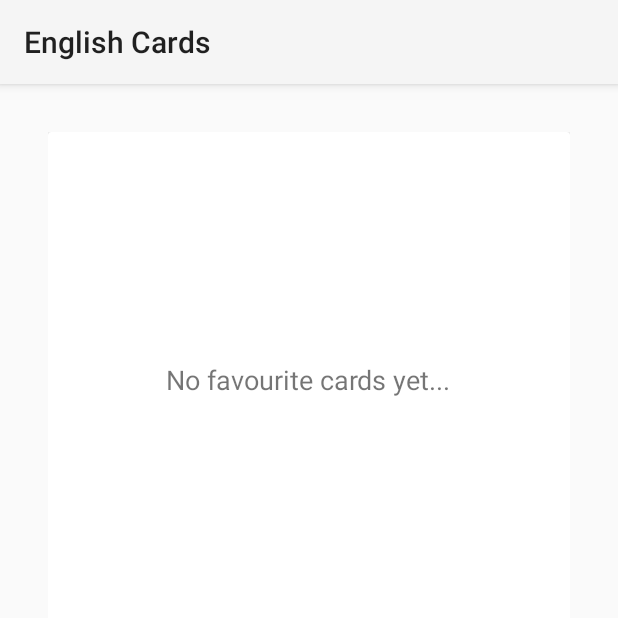
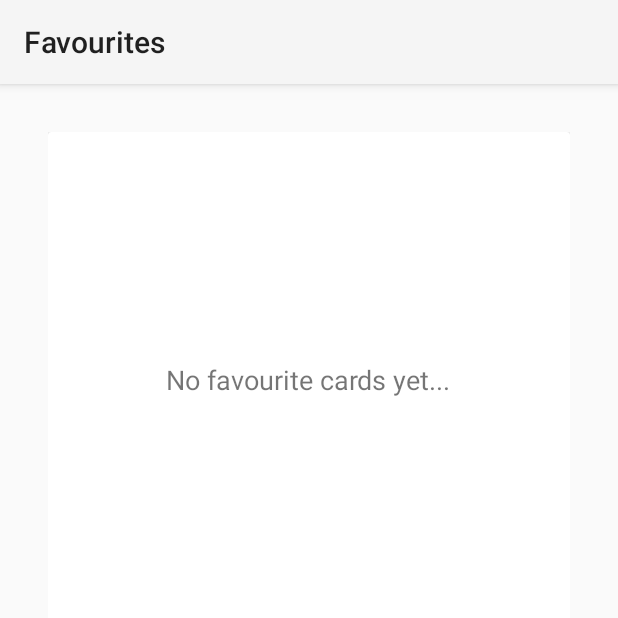
Before and after one commit to heyferh/englishcards, an Android app: the FavouriteCardActivity screen opened directly, with no data from a screen before it, on a phone screen of 412 x 824 dp, the top half of it. Run offline under Robolectric (Android 15) with nearby library versions, the phone set to English and light mode, and no system bars; libraries missing offline, so code that uses them is left out: com.mikepenz.iconics, com.mikepenz.materialdrawer; 4 statements that could not run were skipped.

Commit message:
toolbar titles were fixed

```diff
--- a/app/src/main/java/com/feku/englishcards/activity/FavouriteCardActivity.java
+++ b/app/src/main/java/com/feku/englishcards/activity/FavouriteCardActivity.java
@@ -21,6 +21,7 @@ public class FavouriteCardActivity extends ActivityWithDrawer implements CardFra
 
     @Override
     protected void initOnCreate() {
+        getSupportActionBar().setTitle("Favourites");
         drawer = drawer.withSelectedItem(1);
         drawer.build();
         onCardTapped();
--- a/app/src/main/java/com/feku/englishcards/activity/LeitnerModeActivity.java
+++ b/app/src/main/java/com/feku/englishcards/activity/LeitnerModeActivity.java
@@ -29,6 +29,7 @@ public class LeitnerModeActivity extends ActivityWithDrawer implements CardFragm
     @Override
     protected void initOnCreate() {
         CARD_LEVEL = 1;
+        getSupportActionBar().setTitle("Leitner mode");
         drawer = drawer.withSelectedItem(2);
         drawer.build();
         findViewById(R.id.know).setOnClickListener(new View.OnClickListener() {
--- a/app/src/main/java/com/feku/englishcards/activity/RegularCardActivity.java
+++ b/app/src/main/java/com/feku/englishcards/activity/RegularCardActivity.java
@@ -2,6 +2,7 @@ package com.feku.englishcards.activity;
 
 import com.feku.englishcards.App;
 import com.feku.englishcards.R;
+import com.feku.englishcards.dao.DictionaryDao;
 import com.feku.englishcards.dictionary.CardProducer;
 import com.feku.englishcards.entity.Card;
 import com.feku.englishcards.fragment.CardFragment;
@@ -9,9 +10,13 @@ import com.feku.englishcards.fragment.CardFragment;
 
 public class RegularCardActivity extends ActivityWithDrawer implements CardFragment.onCardActionListener {
     private CardProducer cardProducer = App.getCardProducer();
+    private DictionaryDao dictionaryDao = App.getDictionaryDao();
 
     @Override
     protected void initOnCreate() {
+        long dictionaryId = (long) getIntent().getExtras().getInt("DICTIONARY_ID");
+        String dictionaryTitle = dictionaryDao.load(dictionaryId).getTitle();
+        getSupportActionBar().setTitle(dictionaryTitle);
         drawer = drawer.withSelectedItem(0);
         drawer.build();
         onCardTapped();
```
